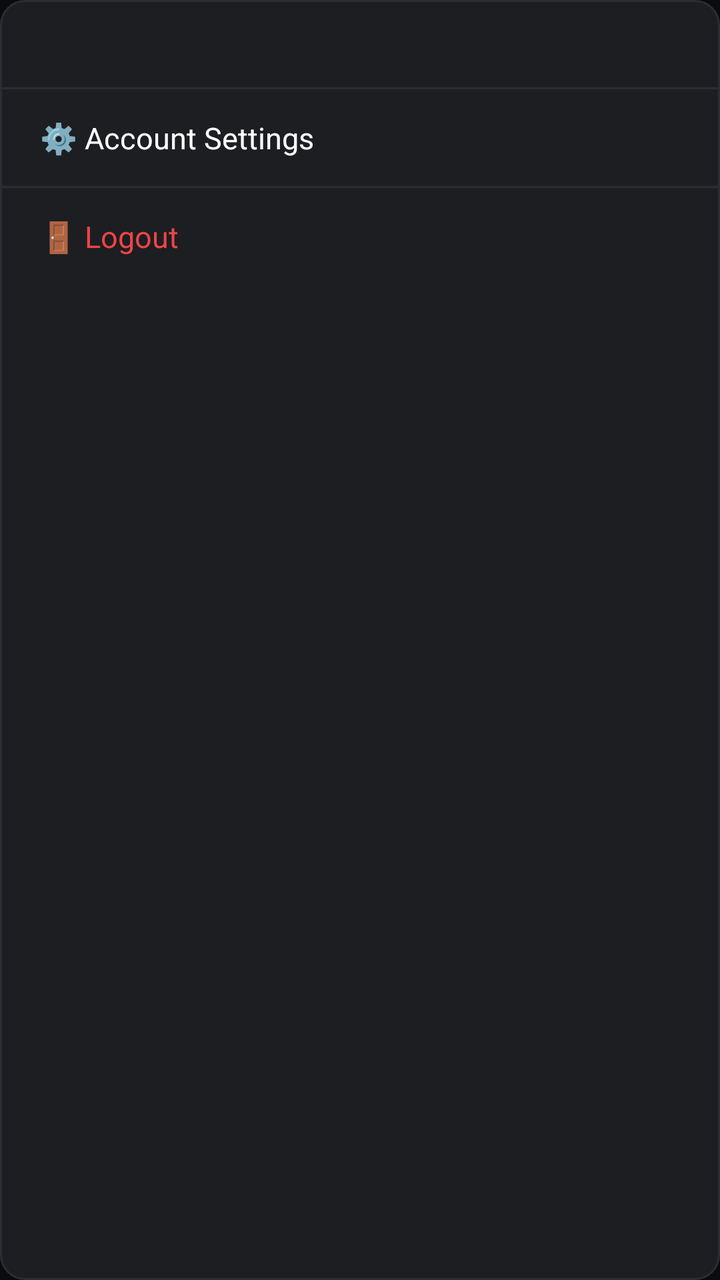
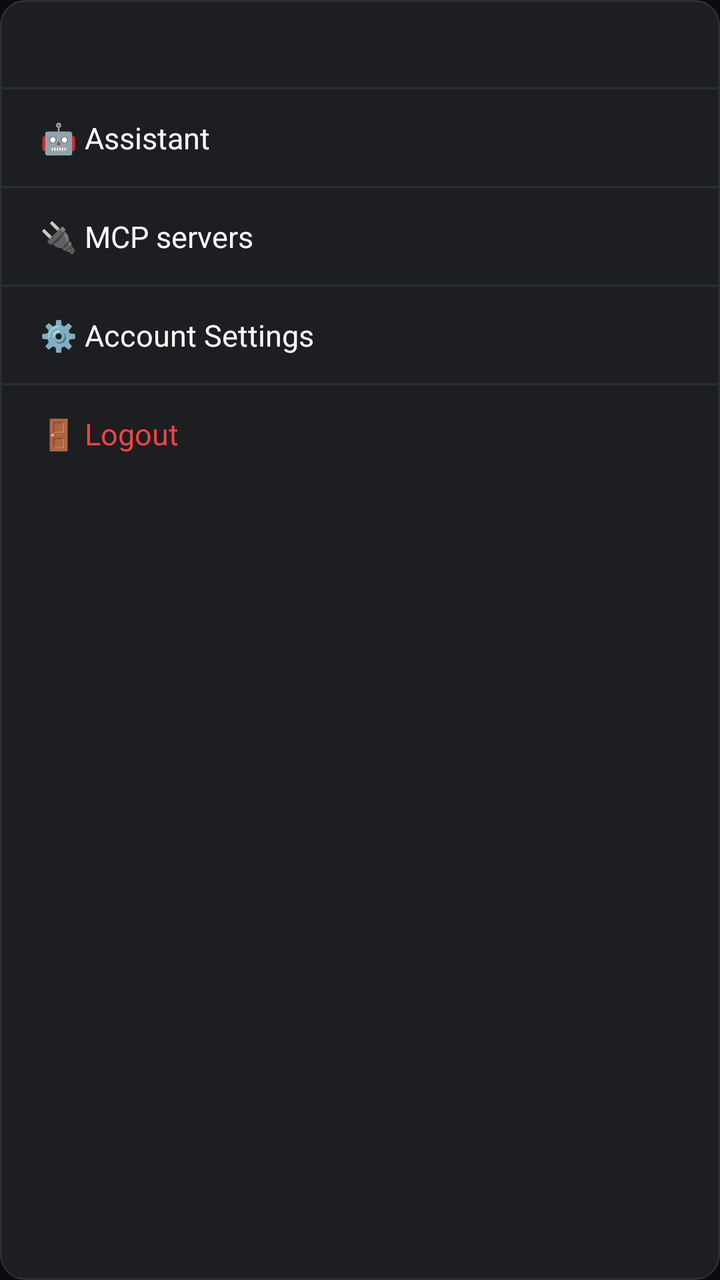

An Android layout rendered at two revisions. The XML below is the earlier revision; the diff shows what the commit changed to produce the second picture.
<!-- AndroidManifest.xml: application theme Theme.GhettoSystems -->
<!-- res/layout/popup_user_menu.xml -->
<?xml version="1.0" encoding="utf-8"?>
<LinearLayout xmlns:android="http://schemas.android.com/apk/res/android"
    android:layout_width="240dp"
    android:layout_height="wrap_content"
    android:background="@drawable/bg_popup_menu"
    android:orientation="vertical">

    <TextView
        android:id="@+id/tv_menu_email"
        android:layout_width="match_parent"
        android:layout_height="wrap_content"
        android:paddingStart="20dp"
        android:paddingTop="14dp"
        android:paddingEnd="20dp"
        android:paddingBottom="12dp"
        android:textColor="@color/textSecondary"
        android:textSize="13sp" />

    <View
        android:layout_width="match_parent"
        android:layout_height="1dp"
        android:background="@color/border" />

    <TextView
        android:id="@+id/menu_account_settings"
        android:layout_width="match_parent"
        android:layout_height="wrap_content"
        android:background="?android:attr/selectableItemBackground"
        android:clickable="true"
        android:focusable="true"
        android:paddingStart="20dp"
        android:paddingTop="14dp"
        android:paddingEnd="20dp"
        android:paddingBottom="14dp"
        android:text="@string/account_settings"
        android:textColor="@color/colorOnBackground"
        android:textSize="15sp" />

    <View
        android:layout_width="match_parent"
        android:layout_height="1dp"
        android:background="@color/border" />

    <TextView
        android:id="@+id/menu_logout"
        android:layout_width="match_parent"
        android:layout_height="wrap_content"
        android:background="?android:attr/selectableItemBackground"
        android:clickable="true"
        android:focusable="true"
        android:paddingStart="20dp"
        android:paddingTop="14dp"
        android:paddingEnd="20dp"
        android:paddingBottom="14dp"
        android:text="@string/logout"
        android:textColor="@color/red_active"
        android:textSize="15sp" />
</LinearLayout>
<!-- resources referenced by this layout -->
<resources>
  <color name="border">#2A2D33</color>
  <color name="colorOnBackground">#FFFFFF</color>
  <color name="red_active">#EF4444</color>
  <color name="textSecondary">#B0B0B0</color>
  <!-- drawable bg_popup_menu (drawable) -->
  <?xml version="1.0" encoding="utf-8"?>
  <shape xmlns:android="http://schemas.android.com/apk/res/android"
      android:shape="rectangle">
      <solid android:color="@color/colorSurface" />
      <stroke android:width="1dp" android:color="@color/border" />
      <corners android:radius="12dp" />
  </shape>
  <string name="account_settings">⚙️ Account Settings</string>
  <string name="logout">🚪 Logout</string>
  <style name="Theme.GhettoSystems" parent="Theme.Material3.Dark.NoActionBar">
          <item name="colorPrimary">@color/colorPrimary</item>
          <item name="colorOnPrimary">@color/colorOnPrimary</item>
          <item name="android:colorBackground">@color/colorBackground</item>
          <item name="colorSurface">@color/colorSurface</item>
          <item name="android:statusBarColor">@color/colorBackground</item>
          <item name="android:navigationBarColor">@color/colorBackground</item>
      </style>
  <color name="colorSurface">#1C1E22</color>
  <color name="colorPrimary">#0052FF</color>
  <color name="colorOnPrimary">#FFFFFF</color>
  <color name="colorBackground">#0A0B0D</color>
</resources>

<!-- the commit's change to res/layout/popup_user_menu.xml (unified diff, before → after) -->
@@ -15,6 +15,46 @@
         android:paddingBottom="12dp"
         android:textColor="@color/textSecondary"
         android:textSize="13sp" />
+
+    <View
+        android:layout_width="match_parent"
+        android:layout_height="1dp"
+        android:background="@color/border" />
+
+    <TextView
+        android:id="@+id/menu_assistant"
+        android:layout_width="match_parent"
+        android:layout_height="wrap_content"
+        android:background="?android:attr/selectableItemBackground"
+        android:clickable="true"
+        android:focusable="true"
+        android:paddingStart="20dp"
+        android:paddingTop="14dp"
+        android:paddingEnd="20dp"
+        android:paddingBottom="14dp"
+        android:text="@string/assistant_menu"
+        android:textColor="@color/colorOnBackground"
+        android:textSize="15sp" />
+
+    <View
+        android:layout_width="match_parent"
+        android:layout_height="1dp"
+        android:background="@color/border" />
+
+    <TextView
+        android:id="@+id/menu_mcp"
+        android:layout_width="match_parent"
+        android:layout_height="wrap_content"
+        android:background="?android:attr/selectableItemBackground"
+        android:clickable="true"
+        android:focusable="true"
+        android:paddingStart="20dp"
+        android:paddingTop="14dp"
+        android:paddingEnd="20dp"
+        android:paddingBottom="14dp"
+        android:text="@string/mcp_menu"
+        android:textColor="@color/colorOnBackground"
+        android:textSize="15sp" />
 
     <View
         android:layout_width="match_parent"
<!-- resource entries referenced after the edit -->
@@ -13,7 +13,9 @@
       <corners android:radius="12dp" />
   </shape>
   <string name="account_settings">⚙️ Account Settings</string>
+  <string name="assistant_menu">🤖 Assistant</string>
   <string name="logout">🚪 Logout</string>
+  <string name="mcp_menu">🔌 MCP servers</string>
   <style name="Theme.GhettoSystems" parent="Theme.Material3.Dark.NoActionBar">
           <item name="colorPrimary">@color/colorPrimary</item>
           <item name="colorOnPrimary">@color/colorOnPrimary</item>
